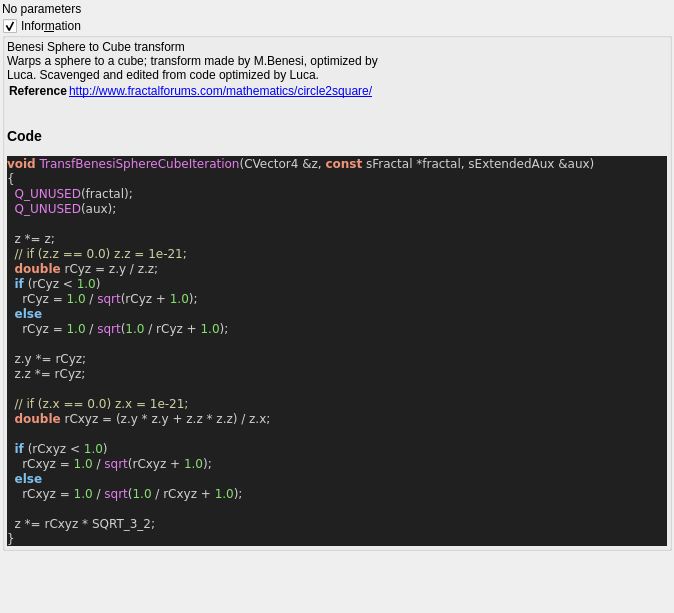
This is mandelbulber2/formula/ui/fractal_transf_benesi_sphere_cube.ui in buddhi1980/mandelbulber2 as Qt 5 draws it before an edit. The edited form follows.
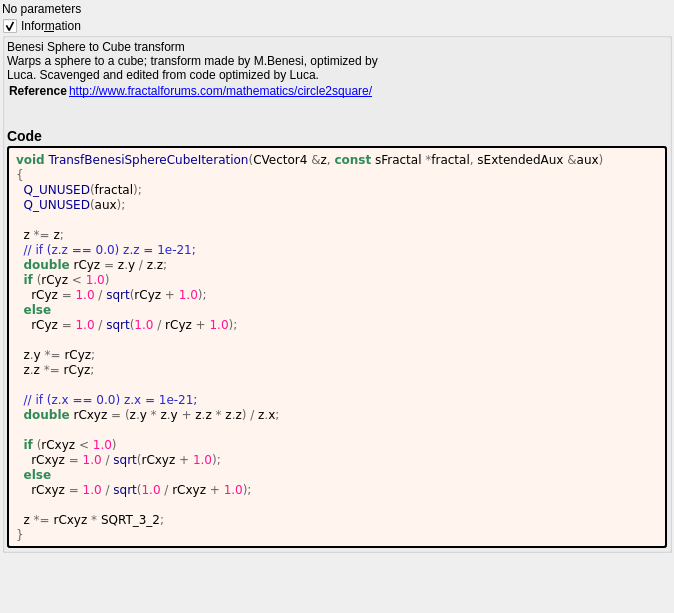
This is the edited form. Custom widgets are drawn as their Qt base class.

Patch:
```diff
--- a/mandelbulber2/formula/ui/fractal_transf_benesi_sphere_cube.ui
+++ b/mandelbulber2/formula/ui/fractal_transf_benesi_sphere_cube.ui
@@ -67,40 +67,55 @@
        <number>2</number>
       </property>
       <item>
-       <widget class="QLabel" name="label_code_content">
+	   <widget class="QLabel" name="label_information_general">
         <property name="text">
          <string notr="true">&lt;p&gt;Benesi Sphere to Cube transform&lt;br&gt;Warps a sphere to a cube; transform made by M.Benesi, optimized by&lt;br&gt;Luca.  Scavenged and edited from code optimized by Luca.&lt;/p&gt;&lt;table&gt;
 &lt;tr&gt;&lt;th&gt;Reference&lt;/th&gt;&lt;td&gt;&lt;a href=&quot;http://www.fractalforums.com/mathematics/circle2square/&quot;&gt;http://www.fractalforums.com/mathematics/circle2square/&lt;br&gt;
 &lt;/td&gt;&lt;/tr&gt;
 &lt;/table&gt;
-&lt;h3&gt;Code&lt;/h3&gt;
-&lt;body style=&quot;background-color:#202020&quot;&gt;
-&lt;pre style=&quot;color:#d0d0d0; background-color:#202020;  font-family:'Courier New',monospace;&quot;&gt;&lt;span style=&quot;color:#f09479; font-weight:bold&quot;&gt;void&lt;/span&gt; &lt;span style=&quot;color:#e47eed&quot;&gt;TransfBenesiSphereCubeIteration&lt;/span&gt;&lt;span style=&quot;color:#d0d0d0&quot;&gt;(&lt;/span&gt;CVector4 &lt;span style=&quot;color:#d0d0d0&quot;&gt;&amp;amp;&lt;/span&gt;z&lt;span style=&quot;color:#d0d0d0&quot;&gt;,&lt;/span&gt; &lt;span style=&quot;color:#f09479; font-weight:bold&quot;&gt;const&lt;/span&gt; sFractal &lt;span style=&quot;color:#d0d0d0&quot;&gt;*&lt;/span&gt;fractal&lt;span style=&quot;color:#d0d0d0&quot;&gt;,&lt;/span&gt; sExtendedAux &lt;span style=&quot;color:#d0d0d0&quot;&gt;&amp;amp;&lt;/span&gt;aux&lt;span style=&quot;color:#d0d0d0&quot;&gt;)&lt;/span&gt;
-&lt;span style=&quot;color:#d0d0d0&quot;&gt;{&lt;/span&gt;
-  &lt;span style=&quot;color:#e47eed&quot;&gt;Q_UNUSED&lt;/span&gt;&lt;span style=&quot;color:#d0d0d0&quot;&gt;(&lt;/span&gt;fractal&lt;span style=&quot;color:#d0d0d0&quot;&gt;);&lt;/span&gt;
-  &lt;span style=&quot;color:#e47eed&quot;&gt;Q_UNUSED&lt;/span&gt;&lt;span style=&quot;color:#d0d0d0&quot;&gt;(&lt;/span&gt;aux&lt;span style=&quot;color:#d0d0d0&quot;&gt;);&lt;/span&gt;
+&lt;h3&gt;Code&lt;/h3&gt;</string>
+		</property>
+		<property name="wordWrap">
+		 <bool>true</bool>
+		</property>
+		<property name="openExternalLinks">
+		 <bool>true</bool>
+		</property>
+		<property name="textInteractionFlags">
+		 <set>Qt::LinksAccessibleByMouse|Qt::TextSelectableByMouse</set>
+		</property>
+		</widget>
+	   </item>
+	   <item>
+	    <widget class="QLabel" name="label_code_content">
+		 <property name="text">
+		  <string notr="true">&lt;body style=&quot;background-color:#fff5ee&quot;&gt;
+&lt;pre style=&quot;color:#000000; background-color:#fff5ee;  font-family:'Courier New',monospace;&quot;&gt;&lt;span style=&quot;color:#2e8b57; font-weight:bold&quot;&gt;void&lt;/span&gt; &lt;span style=&quot;color:#00008f&quot;&gt;TransfBenesiSphereCubeIteration&lt;/span&gt;&lt;span style=&quot;color:#676767&quot;&gt;(&lt;/span&gt;CVector4 &lt;span style=&quot;color:#676767&quot;&gt;&amp;amp;&lt;/span&gt;z&lt;span style=&quot;color:#676767&quot;&gt;,&lt;/span&gt; &lt;span style=&quot;color:#2e8b57; font-weight:bold&quot;&gt;const&lt;/span&gt; sFractal &lt;span style=&quot;color:#676767&quot;&gt;*&lt;/span&gt;fractal&lt;span style=&quot;color:#676767&quot;&gt;,&lt;/span&gt; sExtendedAux &lt;span style=&quot;color:#676767&quot;&gt;&amp;amp;&lt;/span&gt;aux&lt;span style=&quot;color:#676767&quot;&gt;)&lt;/span&gt;
+&lt;span style=&quot;color:#676767&quot;&gt;{&lt;/span&gt;
+  &lt;span style=&quot;color:#00008f&quot;&gt;Q_UNUSED&lt;/span&gt;&lt;span style=&quot;color:#676767&quot;&gt;(&lt;/span&gt;fractal&lt;span style=&quot;color:#676767&quot;&gt;);&lt;/span&gt;
+  &lt;span style=&quot;color:#00008f&quot;&gt;Q_UNUSED&lt;/span&gt;&lt;span style=&quot;color:#676767&quot;&gt;(&lt;/span&gt;aux&lt;span style=&quot;color:#676767&quot;&gt;);&lt;/span&gt;
 
-  z &lt;span style=&quot;color:#d0d0d0&quot;&gt;*=&lt;/span&gt; z&lt;span style=&quot;color:#d0d0d0&quot;&gt;;&lt;/span&gt;
-  &lt;span style=&quot;color:#d0d0a0&quot;&gt;// if (z.z == 0.0) z.z = 1e-21;&lt;/span&gt;
-  &lt;span style=&quot;color:#f09479; font-weight:bold&quot;&gt;double&lt;/span&gt; rCyz &lt;span style=&quot;color:#d0d0d0&quot;&gt;=&lt;/span&gt; z&lt;span style=&quot;color:#d0d0d0&quot;&gt;.&lt;/span&gt;y &lt;span style=&quot;color:#d0d0d0&quot;&gt;/&lt;/span&gt; z&lt;span style=&quot;color:#d0d0d0&quot;&gt;.&lt;/span&gt;z&lt;span style=&quot;color:#d0d0d0&quot;&gt;;&lt;/span&gt;
-  &lt;span style=&quot;color:#7ec0ee; font-weight:bold&quot;&gt;if&lt;/span&gt; &lt;span style=&quot;color:#d0d0d0&quot;&gt;(&lt;/span&gt;rCyz &lt;span style=&quot;color:#d0d0d0&quot;&gt;&amp;lt;&lt;/span&gt; &lt;span style=&quot;color:#87df71&quot;&gt;1.0&lt;/span&gt;&lt;span style=&quot;color:#d0d0d0&quot;&gt;)&lt;/span&gt;
-    rCyz &lt;span style=&quot;color:#d0d0d0&quot;&gt;=&lt;/span&gt; &lt;span style=&quot;color:#87df71&quot;&gt;1.0&lt;/span&gt; &lt;span style=&quot;color:#d0d0d0&quot;&gt;/&lt;/span&gt; &lt;span style=&quot;color:#e47eed&quot;&gt;sqrt&lt;/span&gt;&lt;span style=&quot;color:#d0d0d0&quot;&gt;(&lt;/span&gt;rCyz &lt;span style=&quot;color:#d0d0d0&quot;&gt;+&lt;/span&gt; &lt;span style=&quot;color:#87df71&quot;&gt;1.0&lt;/span&gt;&lt;span style=&quot;color:#d0d0d0&quot;&gt;);&lt;/span&gt;
-  &lt;span style=&quot;color:#7ec0ee; font-weight:bold&quot;&gt;else&lt;/span&gt;
-    rCyz &lt;span style=&quot;color:#d0d0d0&quot;&gt;=&lt;/span&gt; &lt;span style=&quot;color:#87df71&quot;&gt;1.0&lt;/span&gt; &lt;span style=&quot;color:#d0d0d0&quot;&gt;/&lt;/span&gt; &lt;span style=&quot;color:#e47eed&quot;&gt;sqrt&lt;/span&gt;&lt;span style=&quot;color:#d0d0d0&quot;&gt;(&lt;/span&gt;&lt;span style=&quot;color:#87df71&quot;&gt;1.0&lt;/span&gt; &lt;span style=&quot;color:#d0d0d0&quot;&gt;/&lt;/span&gt; rCyz &lt;span style=&quot;color:#d0d0d0&quot;&gt;+&lt;/span&gt; &lt;span style=&quot;color:#87df71&quot;&gt;1.0&lt;/span&gt;&lt;span style=&quot;color:#d0d0d0&quot;&gt;);&lt;/span&gt;
+  z &lt;span style=&quot;color:#676767&quot;&gt;*=&lt;/span&gt; z&lt;span style=&quot;color:#676767&quot;&gt;;&lt;/span&gt;
+  &lt;span style=&quot;color:#2929cc&quot;&gt;// if (z.z == 0.0) z.z = 1e-21;&lt;/span&gt;
+  &lt;span style=&quot;color:#2e8b57; font-weight:bold&quot;&gt;double&lt;/span&gt; rCyz &lt;span style=&quot;color:#676767&quot;&gt;=&lt;/span&gt; z&lt;span style=&quot;color:#676767&quot;&gt;.&lt;/span&gt;y &lt;span style=&quot;color:#676767&quot;&gt;/&lt;/span&gt; z&lt;span style=&quot;color:#676767&quot;&gt;.&lt;/span&gt;z&lt;span style=&quot;color:#676767&quot;&gt;;&lt;/span&gt;
+  &lt;span style=&quot;color:#2e8b57; font-weight:bold&quot;&gt;if&lt;/span&gt; &lt;span style=&quot;color:#676767&quot;&gt;(&lt;/span&gt;rCyz &lt;span style=&quot;color:#676767&quot;&gt;&amp;lt;&lt;/span&gt; &lt;span style=&quot;color:#ff1493&quot;&gt;1.0&lt;/span&gt;&lt;span style=&quot;color:#676767&quot;&gt;)&lt;/span&gt;
+    rCyz &lt;span style=&quot;color:#676767&quot;&gt;=&lt;/span&gt; &lt;span style=&quot;color:#ff1493&quot;&gt;1.0&lt;/span&gt; &lt;span style=&quot;color:#676767&quot;&gt;/&lt;/span&gt; &lt;span style=&quot;color:#00008f&quot;&gt;sqrt&lt;/span&gt;&lt;span style=&quot;color:#676767&quot;&gt;(&lt;/span&gt;rCyz &lt;span style=&quot;color:#676767&quot;&gt;+&lt;/span&gt; &lt;span style=&quot;color:#ff1493&quot;&gt;1.0&lt;/span&gt;&lt;span style=&quot;color:#676767&quot;&gt;);&lt;/span&gt;
+  &lt;span style=&quot;color:#2e8b57; font-weight:bold&quot;&gt;else&lt;/span&gt;
+    rCyz &lt;span style=&quot;color:#676767&quot;&gt;=&lt;/span&gt; &lt;span style=&quot;color:#ff1493&quot;&gt;1.0&lt;/span&gt; &lt;span style=&quot;color:#676767&quot;&gt;/&lt;/span&gt; &lt;span style=&quot;color:#00008f&quot;&gt;sqrt&lt;/span&gt;&lt;span style=&quot;color:#676767&quot;&gt;(&lt;/span&gt;&lt;span style=&quot;color:#ff1493&quot;&gt;1.0&lt;/span&gt; &lt;span style=&quot;color:#676767&quot;&gt;/&lt;/span&gt; rCyz &lt;span style=&quot;color:#676767&quot;&gt;+&lt;/span&gt; &lt;span style=&quot;color:#ff1493&quot;&gt;1.0&lt;/span&gt;&lt;span style=&quot;color:#676767&quot;&gt;);&lt;/span&gt;
 
-  z&lt;span style=&quot;color:#d0d0d0&quot;&gt;.&lt;/span&gt;y &lt;span style=&quot;color:#d0d0d0&quot;&gt;*=&lt;/span&gt; rCyz&lt;span style=&quot;color:#d0d0d0&quot;&gt;;&lt;/span&gt;
-  z&lt;span style=&quot;color:#d0d0d0&quot;&gt;.&lt;/span&gt;z &lt;span style=&quot;color:#d0d0d0&quot;&gt;*=&lt;/span&gt; rCyz&lt;span style=&quot;color:#d0d0d0&quot;&gt;;&lt;/span&gt;
+  z&lt;span style=&quot;color:#676767&quot;&gt;.&lt;/span&gt;y &lt;span style=&quot;color:#676767&quot;&gt;*=&lt;/span&gt; rCyz&lt;span style=&quot;color:#676767&quot;&gt;;&lt;/span&gt;
+  z&lt;span style=&quot;color:#676767&quot;&gt;.&lt;/span&gt;z &lt;span style=&quot;color:#676767&quot;&gt;*=&lt;/span&gt; rCyz&lt;span style=&quot;color:#676767&quot;&gt;;&lt;/span&gt;
 
-  &lt;span style=&quot;color:#d0d0a0&quot;&gt;// if (z.x == 0.0) z.x = 1e-21;&lt;/span&gt;
-  &lt;span style=&quot;color:#f09479; font-weight:bold&quot;&gt;double&lt;/span&gt; rCxyz &lt;span style=&quot;color:#d0d0d0&quot;&gt;= (&lt;/span&gt;z&lt;span style=&quot;color:#d0d0d0&quot;&gt;.&lt;/span&gt;y &lt;span style=&quot;color:#d0d0d0&quot;&gt;*&lt;/span&gt; z&lt;span style=&quot;color:#d0d0d0&quot;&gt;.&lt;/span&gt;y &lt;span style=&quot;color:#d0d0d0&quot;&gt;+&lt;/span&gt; z&lt;span style=&quot;color:#d0d0d0&quot;&gt;.&lt;/span&gt;z &lt;span style=&quot;color:#d0d0d0&quot;&gt;*&lt;/span&gt; z&lt;span style=&quot;color:#d0d0d0&quot;&gt;.&lt;/span&gt;z&lt;span style=&quot;color:#d0d0d0&quot;&gt;) /&lt;/span&gt; z&lt;span style=&quot;color:#d0d0d0&quot;&gt;.&lt;/span&gt;x&lt;span style=&quot;color:#d0d0d0&quot;&gt;;&lt;/span&gt;
+  &lt;span style=&quot;color:#2929cc&quot;&gt;// if (z.x == 0.0) z.x = 1e-21;&lt;/span&gt;
+  &lt;span style=&quot;color:#2e8b57; font-weight:bold&quot;&gt;double&lt;/span&gt; rCxyz &lt;span style=&quot;color:#676767&quot;&gt;= (&lt;/span&gt;z&lt;span style=&quot;color:#676767&quot;&gt;.&lt;/span&gt;y &lt;span style=&quot;color:#676767&quot;&gt;*&lt;/span&gt; z&lt;span style=&quot;color:#676767&quot;&gt;.&lt;/span&gt;y &lt;span style=&quot;color:#676767&quot;&gt;+&lt;/span&gt; z&lt;span style=&quot;color:#676767&quot;&gt;.&lt;/span&gt;z &lt;span style=&quot;color:#676767&quot;&gt;*&lt;/span&gt; z&lt;span style=&quot;color:#676767&quot;&gt;.&lt;/span&gt;z&lt;span style=&quot;color:#676767&quot;&gt;) /&lt;/span&gt; z&lt;span style=&quot;color:#676767&quot;&gt;.&lt;/span&gt;x&lt;span style=&quot;color:#676767&quot;&gt;;&lt;/span&gt;
 
-  &lt;span style=&quot;color:#7ec0ee; font-weight:bold&quot;&gt;if&lt;/span&gt; &lt;span style=&quot;color:#d0d0d0&quot;&gt;(&lt;/span&gt;rCxyz &lt;span style=&quot;color:#d0d0d0&quot;&gt;&amp;lt;&lt;/span&gt; &lt;span style=&quot;color:#87df71&quot;&gt;1.0&lt;/span&gt;&lt;span style=&quot;color:#d0d0d0&quot;&gt;)&lt;/span&gt;
-    rCxyz &lt;span style=&quot;color:#d0d0d0&quot;&gt;=&lt;/span&gt; &lt;span style=&quot;color:#87df71&quot;&gt;1.0&lt;/span&gt; &lt;span style=&quot;color:#d0d0d0&quot;&gt;/&lt;/span&gt; &lt;span style=&quot;color:#e47eed&quot;&gt;sqrt&lt;/span&gt;&lt;span style=&quot;color:#d0d0d0&quot;&gt;(&lt;/span&gt;rCxyz &lt;span style=&quot;color:#d0d0d0&quot;&gt;+&lt;/span&gt; &lt;span style=&quot;color:#87df71&quot;&gt;1.0&lt;/span&gt;&lt;span style=&quot;color:#d0d0d0&quot;&gt;);&lt;/span&gt;
-  &lt;span style=&quot;color:#7ec0ee; font-weight:bold&quot;&gt;else&lt;/span&gt;
-    rCxyz &lt;span style=&quot;color:#d0d0d0&quot;&gt;=&lt;/span&gt; &lt;span style=&quot;color:#87df71&quot;&gt;1.0&lt;/span&gt; &lt;span style=&quot;color:#d0d0d0&quot;&gt;/&lt;/span&gt; &lt;span style=&quot;color:#e47eed&quot;&gt;sqrt&lt;/span&gt;&lt;span style=&quot;color:#d0d0d0&quot;&gt;(&lt;/span&gt;&lt;span style=&quot;color:#87df71&quot;&gt;1.0&lt;/span&gt; &lt;span style=&quot;color:#d0d0d0&quot;&gt;/&lt;/span&gt; rCxyz &lt;span style=&quot;color:#d0d0d0&quot;&gt;+&lt;/span&gt; &lt;span style=&quot;color:#87df71&quot;&gt;1.0&lt;/span&gt;&lt;span style=&quot;color:#d0d0d0&quot;&gt;);&lt;/span&gt;
+  &lt;span style=&quot;color:#2e8b57; font-weight:bold&quot;&gt;if&lt;/span&gt; &lt;span style=&quot;color:#676767&quot;&gt;(&lt;/span&gt;rCxyz &lt;span style=&quot;color:#676767&quot;&gt;&amp;lt;&lt;/span&gt; &lt;span style=&quot;color:#ff1493&quot;&gt;1.0&lt;/span&gt;&lt;span style=&quot;color:#676767&quot;&gt;)&lt;/span&gt;
+    rCxyz &lt;span style=&quot;color:#676767&quot;&gt;=&lt;/span&gt; &lt;span style=&quot;color:#ff1493&quot;&gt;1.0&lt;/span&gt; &lt;span style=&quot;color:#676767&quot;&gt;/&lt;/span&gt; &lt;span style=&quot;color:#00008f&quot;&gt;sqrt&lt;/span&gt;&lt;span style=&quot;color:#676767&quot;&gt;(&lt;/span&gt;rCxyz &lt;span style=&quot;color:#676767&quot;&gt;+&lt;/span&gt; &lt;span style=&quot;color:#ff1493&quot;&gt;1.0&lt;/span&gt;&lt;span style=&quot;color:#676767&quot;&gt;);&lt;/span&gt;
+  &lt;span style=&quot;color:#2e8b57; font-weight:bold&quot;&gt;else&lt;/span&gt;
+    rCxyz &lt;span style=&quot;color:#676767&quot;&gt;=&lt;/span&gt; &lt;span style=&quot;color:#ff1493&quot;&gt;1.0&lt;/span&gt; &lt;span style=&quot;color:#676767&quot;&gt;/&lt;/span&gt; &lt;span style=&quot;color:#00008f&quot;&gt;sqrt&lt;/span&gt;&lt;span style=&quot;color:#676767&quot;&gt;(&lt;/span&gt;&lt;span style=&quot;color:#ff1493&quot;&gt;1.0&lt;/span&gt; &lt;span style=&quot;color:#676767&quot;&gt;/&lt;/span&gt; rCxyz &lt;span style=&quot;color:#676767&quot;&gt;+&lt;/span&gt; &lt;span style=&quot;color:#ff1493&quot;&gt;1.0&lt;/span&gt;&lt;span style=&quot;color:#676767&quot;&gt;);&lt;/span&gt;
 
-  z &lt;span style=&quot;color:#d0d0d0&quot;&gt;*=&lt;/span&gt; rCxyz &lt;span style=&quot;color:#d0d0d0&quot;&gt;*&lt;/span&gt; SQRT_3_2&lt;span style=&quot;color:#d0d0d0&quot;&gt;;&lt;/span&gt;
-&lt;span style=&quot;color:#d0d0d0&quot;&gt;}&lt;/span&gt;
+  z &lt;span style=&quot;color:#676767&quot;&gt;*=&lt;/span&gt; rCxyz &lt;span style=&quot;color:#676767&quot;&gt;*&lt;/span&gt; SQRT_3_2&lt;span style=&quot;color:#676767&quot;&gt;;&lt;/span&gt;
+&lt;span style=&quot;color:#676767&quot;&gt;}&lt;/span&gt;
 &lt;/pre&gt;
 &lt;/body&gt;</string>
         </property>
@@ -113,6 +128,9 @@
         <property name="textInteractionFlags">
          <set>Qt::LinksAccessibleByMouse|Qt::TextSelectableByMouse</set>
         </property>
+		 <property name="styleSheet">
+		  <string notr="true">border-style: outset; border-width: 2px; border-radius: 3px; border-color: black; background-color: #fff5ee; padding: 4px;</string>
+		  </property>
        </widget>
       </item>
      </layout>
```
Lines whose indentation alone changed are shown as unchanged.
